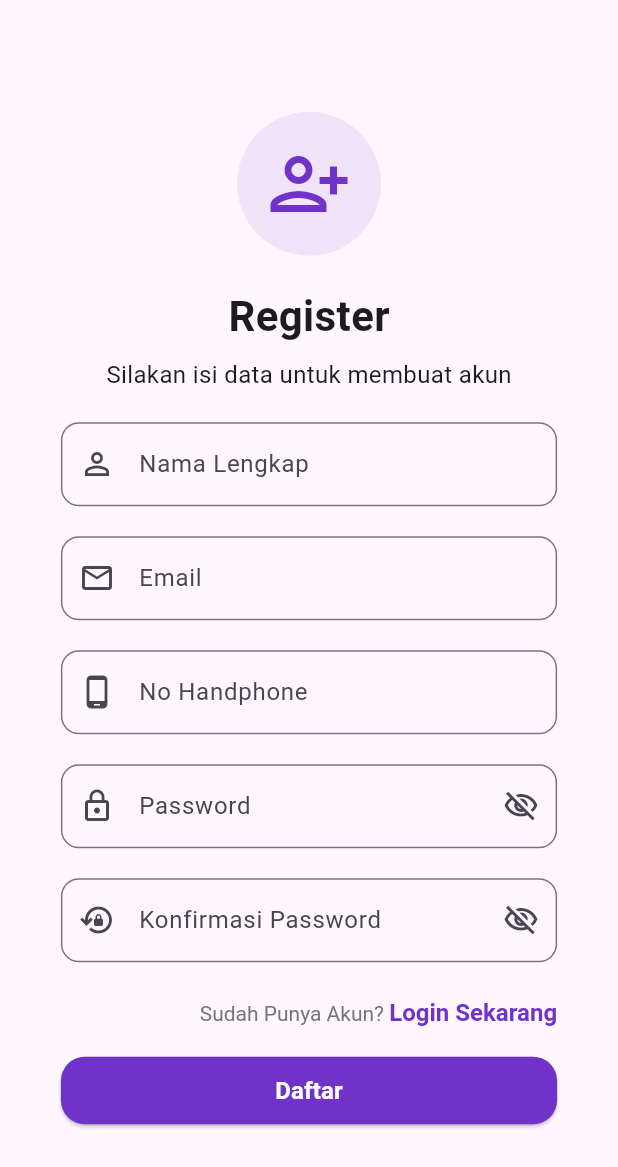
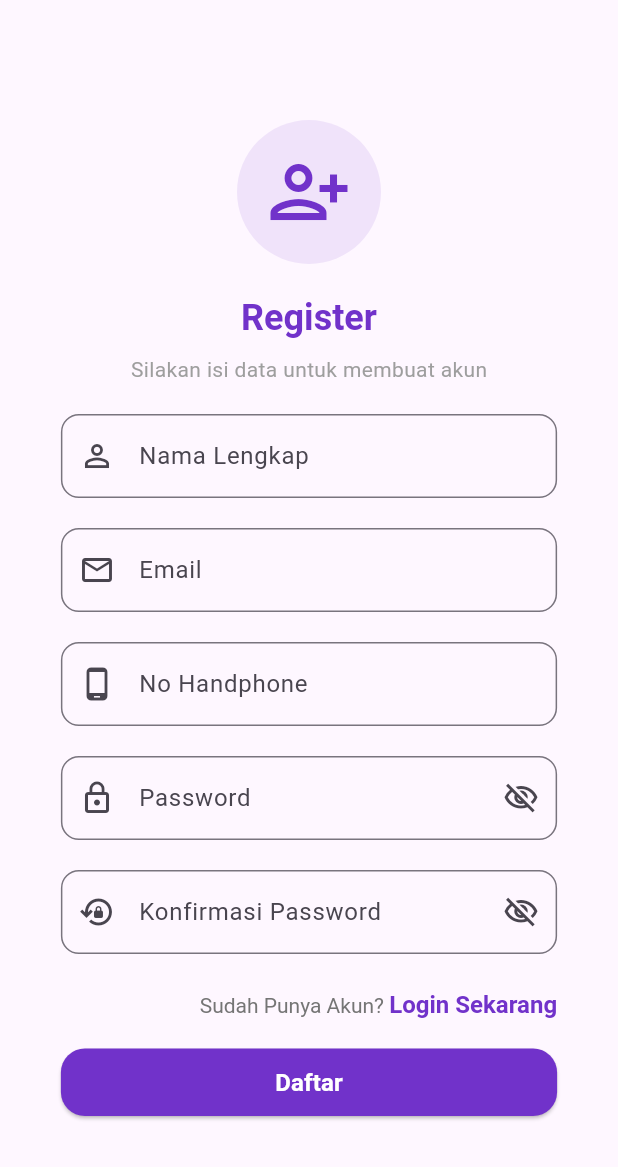
Before and after one commit to Frientia/project_mobile_UAS, a Flutter app: the RegisterPage screen opened directly, on a phone screen of 412 x 824 dp. Shown: the top 1167 px of the screen. Run offline on Flutter 3.47's test engine with Material 3 defaults, Android fonts, the phone set to English and light mode, and no system bars; our stand-ins replace country_picker, firebase_auth, firebase_core, flutter_dotenv, flutter_local_notifications, google_sign_in and 3 more; accounts and stored records are empty.

Commit message:
refactor(ui): update text title dan subtitle

```diff
--- a/lib/pages/register_page.dart
+++ b/lib/pages/register_page.dart
@@ -183,19 +183,22 @@ class _RegisterPageState extends State<RegisterPage>
                         ),
                         const SizedBox(height: 20),
 
-                        Text(
+                       Text(
                           "Register",
-                          style: TextStyle(
-                            fontSize: titleSize,
-                            fontWeight: FontWeight.bold,
-                          ),
+                          style: Theme.of(context).textTheme.headlineSmall?.copyWith(
+                                fontWeight: FontWeight.bold,
+                                color: const Color.fromARGB(255, 113, 50, 202),
+                              ),
                         ),
 
                         const SizedBox(height: 8),
 
                         Text(
                           "Silakan isi data untuk membuat akun",
-                          style: TextStyle(fontSize: subtitleSize),
+                          style: Theme.of(context)
+                              .textTheme
+                              .bodyMedium
+                              ?.copyWith(color: Colors.grey),
                         ),
 
                         const SizedBox(height: 20),
```
